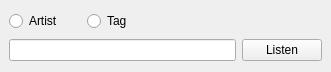
Old version of the form trunk/GUI/radio/GUI_RadioWidget.ui in the repository shahid334/sayonara-player.
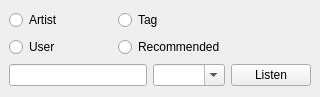
New version of the form.

```diff
--- a/trunk/GUI/radio/GUI_RadioWidget.ui
+++ b/trunk/GUI/radio/GUI_RadioWidget.ui
@@ -6,8 +6,8 @@
    <rect>
     <x>0</x>
     <y>0</y>
-    <width>331</width>
-    <height>72</height>
+    <width>320</width>
+    <height>97</height>
    </rect>
   </property>
   <property name="sizePolicy">
@@ -18,8 +18,8 @@
   </property>
   <property name="minimumSize">
    <size>
-    <width>0</width>
-    <height>0</height>
+    <width>320</width>
+    <height>97</height>
    </size>
   </property>
   <property name="features">
@@ -39,10 +39,7 @@
     </sizepolicy>
    </property>
    <layout class="QGridLayout" name="gridLayout">
-    <item row="1" column="0" colspan="3">
-     <widget class="QLineEdit" name="le_text"/>
-    </item>
-    <item row="1" column="3">
+    <item row="2" column="4">
      <widget class="QPushButton" name="btn_listen">
       <property name="minimumSize">
        <size>
@@ -67,7 +64,7 @@
       </property>
      </widget>
     </item>
-    <item row="0" column="3">
+    <item row="0" column="4" rowspan="2">
      <widget class="QLabel" name="lab_lfm">
       <property name="minimumSize">
        <size>
@@ -100,6 +97,34 @@
       </property>
      </widget>
     </item>
+    <item row="2" column="0" colspan="2">
+     <layout class="QHBoxLayout" name="horizontalLayout">
+      <item>
+       <widget class="QLineEdit" name="le_text"/>
+      </item>
+      <item>
+       <widget class="QComboBox" name="cb_friends">
+        <property name="editable">
+         <bool>true</bool>
+        </property>
+       </widget>
+      </item>
+     </layout>
+    </item>
+    <item row="1" column="0">
+     <widget class="QRadioButton" name="rb_user">
+      <property name="text">
+       <string>User</string>
+      </property>
+     </widget>
+    </item>
+    <item row="1" column="1">
+     <widget class="QRadioButton" name="rb_recom">
+      <property name="text">
+       <string>Recommended</string>
+      </property>
+     </widget>
+    </item>
    </layout>
   </widget>
  </widget>
```
